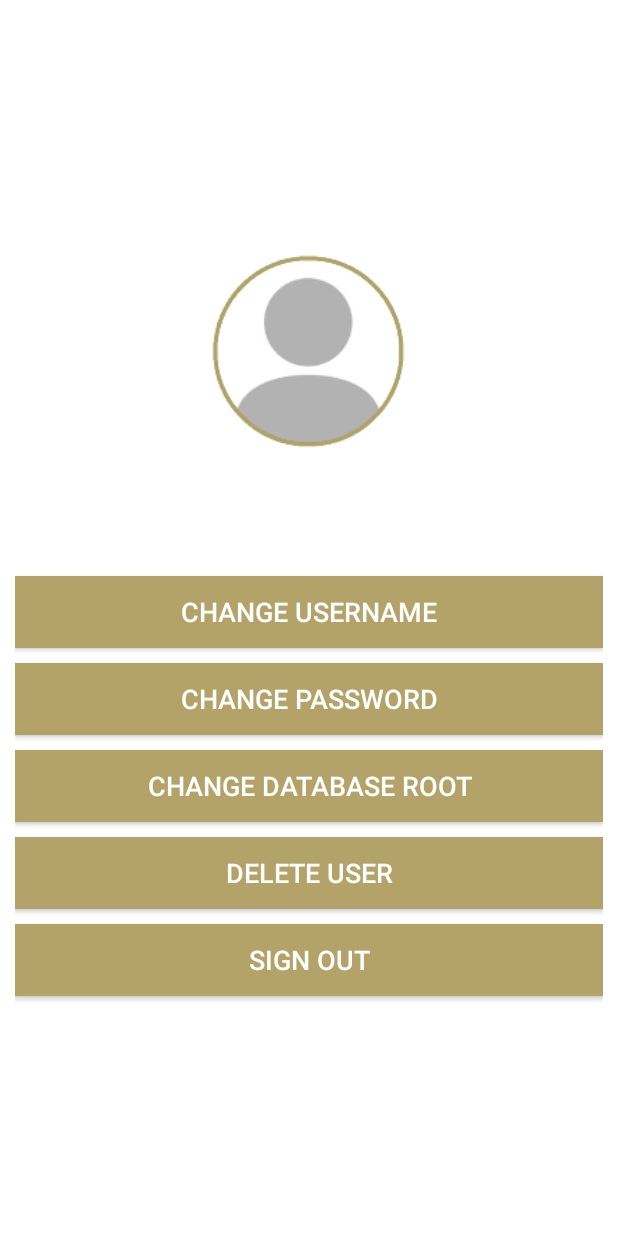
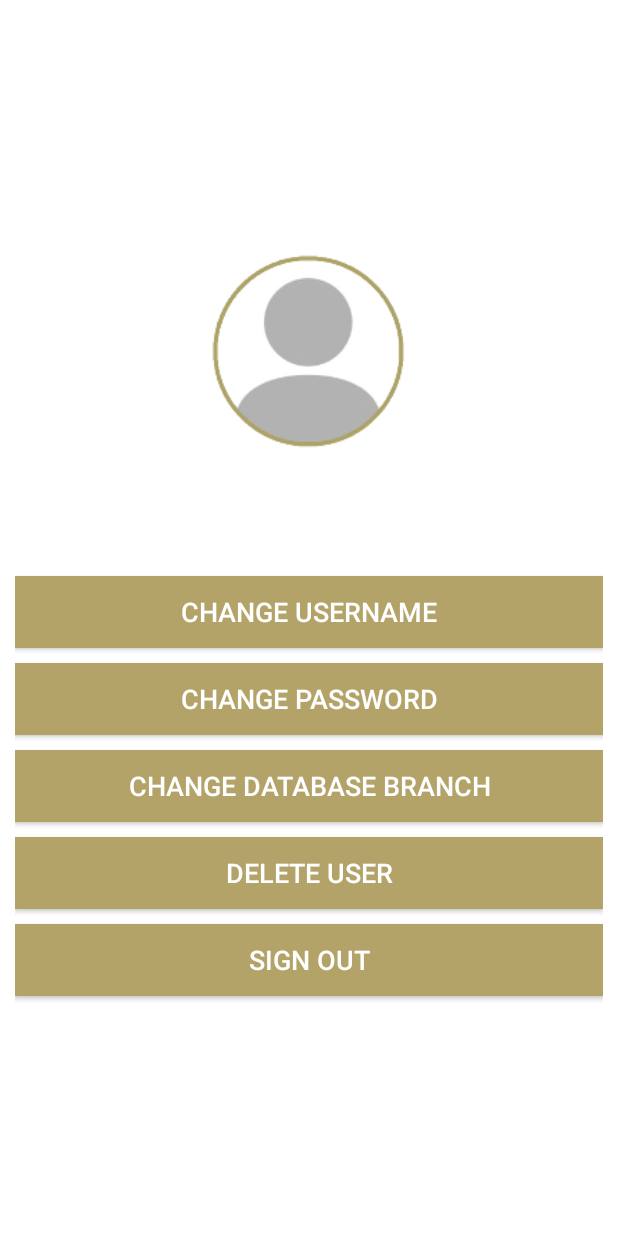
Before and after one commit to peter1314/HyTech-Logger, an Android app: the screen it shows after launch once a user with an empty profile is signed in (ProfileActivity), after a tap on an icon or button, on a phone screen of 412 x 824 dp. Run offline under Robolectric (Android 15) with nearby library versions, the phone set to English and light mode, and no system bars; our stand-ins replace Firebase (no records; nobody signed in at launch, a user with empty details on screens opened directly).

Commit message:
Changed "root" terms to "branch" for better comprehension

```diff
--- a/HyTech Logger/app/src/main/java/com/peter/wagstaff/hytechlogger/GlobalVariables.java
+++ b/HyTech Logger/app/src/main/java/com/peter/wagstaff/hytechlogger/GlobalVariables.java
@@ -10,8 +10,8 @@ import com.peter.wagstaff.hytechlogger.itemTypes.ToolType;
 public class GlobalVariables {
 
     //Tree of the database the application operates with
-    //Default is "DEFAULT_ROOT" but it is stored and updated using app preferences
-    public static String databaseRoot = "DEFAULT_ROOT";
+    //Default is "DEFAULT_BRANCH" but it is stored and updated using app preferences
+    public static String databaseBranch = "DEFAULT_BRANCH";
 
     //Stores the code of the currently ItemEntry
     public static String currentItemEntryCode;
--- a/HyTech Logger/app/src/main/java/com/peter/wagstaff/hytechlogger/activities/MainActivity.java
+++ b/HyTech Logger/app/src/main/java/com/peter/wagstaff/hytechlogger/activities/MainActivity.java
@@ -26,7 +26,7 @@ public class MainActivity extends AppCompatActivity {
 
         //Set the database root to the locally stored preference
         SharedPreferences appPreferences = getApplicationContext().getSharedPreferences("HYTECH_LOGGER_PREFS", 0);
-        GlobalVariables.databaseRoot = appPreferences.getString("databaseRoot", GlobalVariables.databaseRoot);
+        GlobalVariables.databaseBranch = appPreferences.getString("databaseBranch", GlobalVariables.databaseBranch);
 
         final Button scanItemButton = findViewById(R.id.scan_item_button);
         final Button viewItemsButton = findViewById(R.id.view_items_button);
--- a/HyTech Logger/app/src/main/java/com/peter/wagstaff/hytechlogger/activities/acountActivities/ProfileActivity.java
+++ b/HyTech Logger/app/src/main/java/com/peter/wagstaff/hytechlogger/activities/acountActivities/ProfileActivity.java
@@ -34,7 +34,7 @@ public class ProfileActivity extends AppCompatActivity {
         userId = findViewById(R.id.username_textView);
         Button changeUsernameButton = findViewById(R.id.change_username_button);
         Button changePasswordButton = findViewById(R.id.change_password_button);
-        Button changeRootButton = findViewById(R.id.change_root_button);
+        Button changeBranchButton = findViewById(R.id.change_branch_button);
         Button deleteUserButton = findViewById(R.id.delete_user_button);
         Button signOutButton = findViewById(R.id.sign_out_button);
 
@@ -44,7 +44,7 @@ public class ProfileActivity extends AppCompatActivity {
         //Finalize dialog boxes
         final InputBox usernameInputDialog =  getUsernameInputDialog();
         final PasswordInputBox passwordInputDialog = getPasswordInputDialog();
-        final InputBox rootInputDialog = getRootInputDialog();
+        final InputBox rootInputDialog = getBranchInputDialog();
 
         //Set action for changeUsernameButton
         changeUsernameButton.setOnClickListener(new View.OnClickListener() {
@@ -62,8 +62,8 @@ public class ProfileActivity extends AppCompatActivity {
             }
         });
 
-        //Set action for changeRootButton
-        changeRootButton.setOnClickListener(new View.OnClickListener() {
+        //Set action for changeBranchButton
+        changeBranchButton.setOnClickListener(new View.OnClickListener() {
             @Override
             public void onClick(View v) {
                 rootInputDialog.show();
@@ -134,30 +134,30 @@ public class ProfileActivity extends AppCompatActivity {
 
     /**
      * Returns a properly configured InputBox
-     * @return InputBox capable of changing the database root
+     * @return InputBox capable of changing the database branch
      */
-    private InputBox getRootInputDialog() {
-        InputBox rootInput = new InputBox(ProfileActivity.this, "Enter New Database Root", "Current Root: " + GlobalVariables.databaseRoot, "") {
+    private InputBox getBranchInputDialog() {
+        InputBox branchInput = new InputBox(ProfileActivity.this, "Enter New Database Branch", "Current Branch: " + GlobalVariables.databaseBranch, "") {
             @Override
             public boolean onPositiveClicked(String userInput) {
                 if(!InputVerification.verifyRoot(userInput)) {
-                    Toast.makeText(ProfileActivity.this, "Invalid Root", Toast.LENGTH_SHORT).show();
+                    Toast.makeText(ProfileActivity.this, "Invalid Branch", Toast.LENGTH_SHORT).show();
                     return false;
                 }
                 //Store the new root for this instance of the app
-                GlobalVariables.databaseRoot = userInput.trim();
+                GlobalVariables.databaseBranch = userInput.trim();
 
                 //Store the new root for future instances of the app
                 SharedPreferences.Editor editor = getApplicationContext().getSharedPreferences("HYTECH_LOGGER_PREFS", 0).edit();
-                editor.putString("databaseRoot", GlobalVariables.databaseRoot);
+                editor.putString("databaseBranch", GlobalVariables.databaseBranch);
                 editor.apply();
 
-                Toast.makeText(ProfileActivity.this, "Root set to " + GlobalVariables.databaseRoot, Toast.LENGTH_SHORT).show();
+                Toast.makeText(ProfileActivity.this, "Branch set to " + GlobalVariables.databaseBranch, Toast.LENGTH_SHORT).show();
                 return true;
             }
         };
-        rootInput.setFilters(new InputFilter[]{new InputFilter.AllCaps()});
-        return rootInput;
+        branchInput.setFilters(new InputFilter[]{new InputFilter.AllCaps()});
+        return branchInput;
     }
 
     /**
--- a/HyTech Logger/app/src/main/java/com/peter/wagstaff/hytechlogger/firebase/FirebaseExchange.java
+++ b/HyTech Logger/app/src/main/java/com/peter/wagstaff/hytechlogger/firebase/FirebaseExchange.java
@@ -14,7 +14,7 @@ import androidx.annotation.NonNull;
 public class FirebaseExchange {
 
     //Database reference, but limited to the app's root
-    private static final DatabaseReference ROOT_REF = com.google.firebase.database.FirebaseDatabase.getInstance().getReference().child(GlobalVariables.databaseRoot);
+    private static final DatabaseReference ROOT_REF = com.google.firebase.database.FirebaseDatabase.getInstance().getReference().child(GlobalVariables.databaseBranch);
 
     /**
      * Set node in the database to a specified value
--- a/HyTech Logger/app/src/main/res/layout/activity_profile.xml
+++ b/HyTech Logger/app/src/main/res/layout/activity_profile.xml
@@ -54,12 +54,12 @@
             tools:layout_editor_absoluteY="202sp" />
 
         <Button
-            android:id="@+id/change_root_button"
+            android:id="@+id/change_branch_button"
             android:layout_width="match_parent"
             android:layout_height="wrap_content"
             android:layout_marginTop="10dp"
             android:background="@color/colorPrimary"
-            android:text="Change Database Root"
+            android:text="Change Database Branch"
             android:textColor="@color/pure_white"
             android:textSize="@dimen/default_button_sp"
             tools:layout_editor_absoluteX="0sp"
```
Also changed, not shown: HyTech Logger/app/src/main/java/com/peter/wagstaff/hytechlogger/inputs/InputVerification.java (+6 -6 lines).
